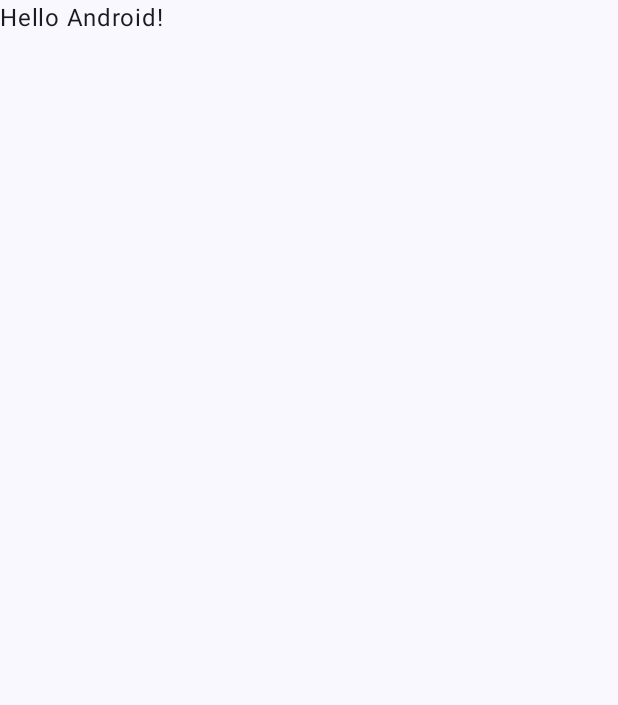
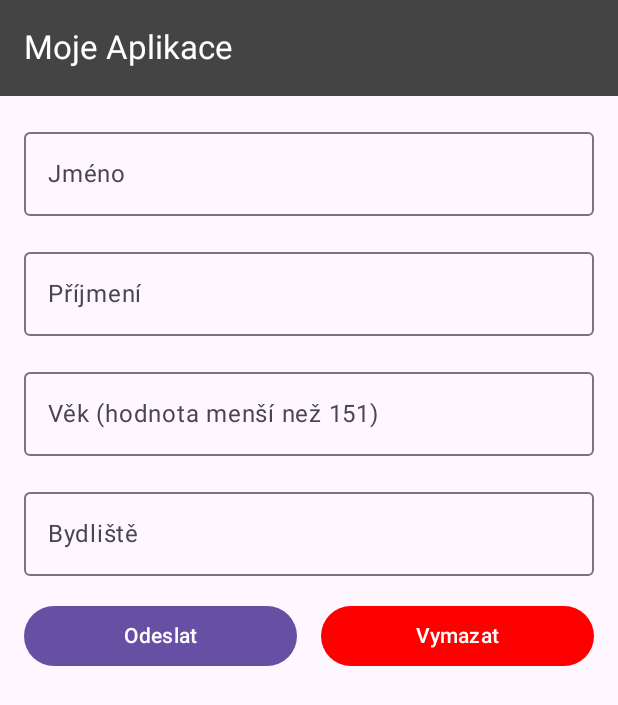
Before and after one commit to gjanova/github-gj-pma-2024, an Android app built with Jetpack Compose: the screen it shows after launch (MainActivity), on a phone screen of 412 x 824 dp. Before the commit the part shown is almost empty. Shown: the top 705 px of the screen. Run offline under Robolectric (Android 15) with nearby library versions, the phone set to English and light mode, and no system bars.

Commit message:
#4 MainActivity

```diff
--- a/MyApp004JetpackCompose/app/src/main/java/com/example/myapp004jetpackcompose/MainActivity.kt
+++ b/MyApp004JetpackCompose/app/src/main/java/com/example/myapp004jetpackcompose/MainActivity.kt
@@ -3,45 +3,139 @@ package com.example.myapp004jetpackcompose
 import android.os.Bundle
 import androidx.activity.ComponentActivity
 import androidx.activity.compose.setContent
-import androidx.activity.enableEdgeToEdge
-import androidx.compose.foundation.layout.fillMaxSize
-import androidx.compose.foundation.layout.padding
-import androidx.compose.material3.Scaffold
-import androidx.compose.material3.Text
-import androidx.compose.runtime.Composable
+import androidx.compose.foundation.layout.*
+import androidx.compose.material3.*
+import androidx.compose.runtime.*
 import androidx.compose.ui.Modifier
+import androidx.compose.ui.graphics.Color
 import androidx.compose.ui.tooling.preview.Preview
-import com.example.myapp004jetpackcompose.ui.theme.MyApp004JetpackComposeTheme
+import androidx.compose.ui.unit.dp
 
-class MainActivity : ComponentActivity() {
+class MainActivity : ComponentActivity () {
     override fun onCreate(savedInstanceState: Bundle?) {
         super.onCreate(savedInstanceState)
-        enableEdgeToEdge()
         setContent {
-            MyApp004JetpackComposeTheme {
-                Scaffold(modifier = Modifier.fillMaxSize()) { innerPadding ->
-                    Greeting(
-                        name = "Android",
-                        modifier = Modifier.padding(innerPadding)
+            ComposePerson()
+        }
+    }
+}
+
+@OptIn(ExperimentalMaterial3Api::class)
+@Composable
+fun ComposePerson(){
+    /*
+   První řádek inicializuje stav
+   pro první textové pole (zde pro jméno).
+   V Compose je důležité mít stav pro každý vstup,
+   aby se mohly UI prvky aktualizovat,
+   když se změní vstup uživatele.
+   remember znamená, že hodnotu tohoto stavu
+   si Compose pamatuje mezi změnami zobrazení (recompositions).
+   mutableStateOf("") nastavuje počáteční hodnotu
+   jako prázdný textový řetězec.
+   Kdykoliv se stav name změní, Compose znovu vykreslí části,
+   které závisí na této hodnotě.
+   */
+    // Stavy pro jednotlivé textové vstupy
+    var name by remember { mutableStateOf("") }
+    var surname by remember { mutableStateOf("") }
+    var age by remember { mutableStateOf("") }
+    var place by remember { mutableStateOf("") }
+    var resultText by remember { mutableStateOf("") }
+
+
+    // Přidáme Scaffold, abychom mohli přidat TopAppBar
+    Scaffold(
+        topBar = {
+            TopAppBar(
+                title = { Text("Moje Aplikace", color = Color.White) }, // Nastaví barvu textu na bílou
+                colors = TopAppBarDefaults.centerAlignedTopAppBarColors(
+                    containerColor = Color.DarkGray,  // Nastaví pozadí na černé
+                    //titleContentColor = Color.White // Nastaví barvu textu na bílou
+                )
+            )
+        }
+    ) {innerPadding ->
+        Column(
+            modifier = Modifier
+                .fillMaxSize()
+                .padding(innerPadding)  // padding kolem obsahu
+                .padding(16.dp),
+            verticalArrangement = Arrangement.spacedBy(16.dp)
+        ) {
+            // Textová pole pro vstupy
+            OutlinedTextField(
+                value = name,
+                onValueChange = { name = it },
+                label = { Text("Jméno") },
+                modifier = Modifier.fillMaxWidth()
+            )
+            OutlinedTextField(
+                value = surname,
+                onValueChange = { surname = it },
+                label = { Text("Příjmení") },
+                modifier = Modifier.fillMaxWidth()
+            )
+            OutlinedTextField(
+                value = age,
+                onValueChange = {
+                    // Omezíme vstup na číslice a kontrolujeme, že číslo není větší než 150
+                    if (it.all { char -> char.isDigit() } && it.toIntOrNull()?.let { it <= 150 } == true) {
+                        age = it
+                    }
+                },
+                label = { Text("Věk (hodnota menší než 151)") },
+                modifier = Modifier.fillMaxWidth()
+            )
+            OutlinedTextField(
+                value = place,
+                onValueChange = { place = it },
+                label = { Text("Bydliště") },
+                modifier = Modifier.fillMaxWidth()
+            )
+            // Tlačítka Odeslat a Vymazat
+            Row(
+                modifier = Modifier.fillMaxWidth(),
+                horizontalArrangement = Arrangement.spacedBy(16.dp)
+            ) {
+                Button(
+                    onClick = {
+                        resultText = "Jmenuji se $name $surname. Je mi $age let a moje bydliště je $place."
+                    },
+                    modifier = Modifier.weight(1f)
+                ) {
+                    Text("Odeslat")
+                }
+                Button(
+                    onClick = {
+                        name = ""
+                        surname = ""
+                        age = ""
+                        place = ""
+                        resultText = ""
+                    },
+                    modifier = Modifier.weight(1f),
+                    colors = ButtonDefaults.buttonColors(
+                        containerColor = Color(0xFFFF0000),  // Hexadecimální barva pro pozadí tlačítka
+                        contentColor = Color.White  // Barva textu na tlačítku
                     )
+                ) {
+                    Text("Vymazat")
                 }
+            }
+            // Výsledek
+            if (resultText.isNotEmpty()) {
+                Text(
+                    text = resultText,
+                    style = MaterialTheme.typography.bodyLarge,
+                    modifier = Modifier.padding(top = 16.dp)
+                )
             }
         }
     }
 }
-
+ @Preview(showBackground = true)
 @Composable
-fun Greeting(name: String, modifier: Modifier = Modifier) {
-    Text(
-        text = "Hello $name!",
-        modifier = modifier
-    )
+fun DefaultPreview() {
+    ComposePerson()
 }
-
-@Preview(showBackground = true)
-@Composable
-fun GreetingPreview() {
-    MyApp004JetpackComposeTheme {
-        Greeting("Android")
-    }
-}
```
